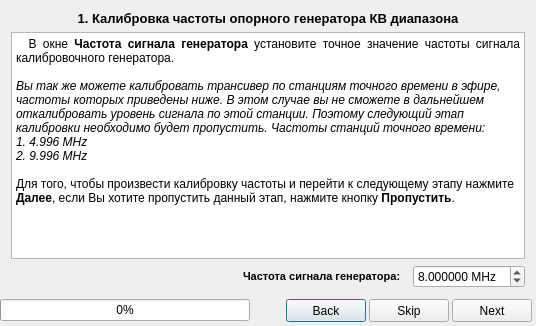
Before: the Qt Designer form CalibrateSC/Calibrator/Calibrator.ui in florintanasa/OpenExpertSDR, drawn with Qt 5.
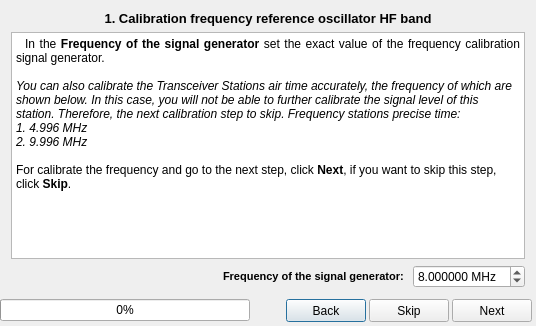
After: the same form once the commit is applied. The open tabs and pages were chosen to show the change.

Commit message: translate to english

Patch:
```diff
--- a/CalibrateSC/Calibrator/Calibrator.ui
+++ b/CalibrateSC/Calibrator/Calibrator.ui
@@ -68,7 +68,7 @@
 &lt;html&gt;&lt;head&gt;&lt;meta name=&quot;qrichtext&quot; content=&quot;1&quot; /&gt;&lt;style type=&quot;text/css&quot;&gt;
 p, li { white-space: pre-wrap; }
 &lt;/style&gt;&lt;/head&gt;&lt;body style=&quot; font-family:'MS Shell Dlg 2'; font-size:8.25pt; font-weight:400; font-style:normal;&quot;&gt;
-&lt;p align=&quot;center&quot; style=&quot; margin-top:0px; margin-bottom:0px; margin-left:0px; margin-right:0px; -qt-block-indent:0; text-indent:0px;&quot;&gt;&lt;span style=&quot; font-size:10pt; font-weight:600;&quot;&gt;1. Калибровка частоты опорного генератора КВ диапазона&lt;/span&gt;&lt;/p&gt;&lt;/body&gt;&lt;/html&gt;</string>
+&lt;p align=&quot;center&quot; style=&quot; margin-top:0px; margin-bottom:0px; margin-left:0px; margin-right:0px; -qt-block-indent:0; text-indent:0px;&quot;&gt;&lt;span style=&quot; font-size:10pt; font-weight:600;&quot;&gt;1. Calibration frequency reference oscillator HF band&lt;/span&gt;&lt;/p&gt;&lt;/body&gt;&lt;/html&gt;</string>
          </property>
         </widget>
        </item>
@@ -78,16 +78,16 @@
           <string>&lt;!DOCTYPE HTML PUBLIC &quot;-//W3C//DTD HTML 4.0//EN&quot; &quot;http://www.w3.org/TR/REC-html40/strict.dtd&quot;&gt;
 &lt;html&gt;&lt;head&gt;&lt;meta name=&quot;qrichtext&quot; content=&quot;1&quot; /&gt;&lt;style type=&quot;text/css&quot;&gt;
 p, li { white-space: pre-wrap; }
-&lt;/style&gt;&lt;/head&gt;&lt;body style=&quot; font-family:'MS Shell Dlg 2'; font-size:8.25pt; font-weight:400; font-style:normal;&quot;&gt;
-&lt;p align=&quot;justify&quot; style=&quot; margin-top:0px; margin-bottom:0px; margin-left:0px; margin-right:0px; -qt-block-indent:0; text-indent:0px;&quot;&gt;&lt;span style=&quot; font-size:9pt;&quot;&gt;  В окне &lt;/span&gt;&lt;span style=&quot; font-size:9pt; font-weight:600;&quot;&gt;Частота сигнала генератора&lt;/span&gt;&lt;span style=&quot; font-size:9pt;&quot;&gt; установите точное значение частоты сигнала калибровочного генератора.&lt;/span&gt;&lt;/p&gt;
-&lt;p style=&quot;-qt-paragraph-type:empty; margin-top:0px; margin-bottom:0px; margin-left:0px; margin-right:0px; -qt-block-indent:0; text-indent:0px; font-size:9pt;&quot;&gt;&lt;/p&gt;
-&lt;p style=&quot; margin-top:0px; margin-bottom:0px; margin-left:0px; margin-right:0px; -qt-block-indent:0; text-indent:0px;&quot;&gt;&lt;span style=&quot; font-size:9pt; font-style:italic;&quot;&gt;Вы так же можете калибровать трансивер по станциям точного времени в эфире, частоты которых приведены ниже. В этом случае вы не сможете в дальнейшем откалибровать уровень сигнала по этой станции. Поэтому следующий этап калибровки необходимо будет пропустить. Частоты станций точного времени:&lt;/span&gt;&lt;/p&gt;
-&lt;p style=&quot; margin-top:0px; margin-bottom:0px; margin-left:0px; margin-right:0px; -qt-block-indent:0; text-indent:0px;&quot;&gt;&lt;span style=&quot; font-size:9pt; font-style:italic;&quot;&gt;1. 4.996 MHz&lt;/span&gt;&lt;/p&gt;
-&lt;p style=&quot; margin-top:0px; margin-bottom:0px; margin-left:0px; margin-right:0px; -qt-block-indent:0; text-indent:0px;&quot;&gt;&lt;span style=&quot; font-size:9pt; font-style:italic;&quot;&gt;2. 9.996 MHz&lt;/span&gt;&lt;/p&gt;
-&lt;p style=&quot;-qt-paragraph-type:empty; margin-top:0px; margin-bottom:0px; margin-left:0px; margin-right:0px; -qt-block-indent:0; text-indent:0px; font-size:9pt; font-style:italic;&quot;&gt;&lt;/p&gt;
-&lt;p style=&quot; margin-top:0px; margin-bottom:0px; margin-left:0px; margin-right:0px; -qt-block-indent:0; text-indent:0px;&quot;&gt;&lt;span style=&quot; font-size:9pt;&quot;&gt;Для того, чтобы произвести калибровку частоты и перейти к следующему этапу нажмите &lt;/span&gt;&lt;span style=&quot; font-size:9pt; font-weight:600;&quot;&gt;Далее&lt;/span&gt;&lt;span style=&quot; font-size:9pt;&quot;&gt;, если Вы хотите пропустить данный этап, нажмите кнопку &lt;/span&gt;&lt;span style=&quot; font-size:9pt; font-weight:600;&quot;&gt;Пропустить&lt;/span&gt;&lt;span style=&quot; font-size:9pt;&quot;&gt;.&lt;/span&gt;&lt;/p&gt;
-&lt;p style=&quot;-qt-paragraph-type:empty; margin-top:0px; margin-bottom:0px; margin-left:0px; margin-right:0px; -qt-block-indent:0; text-indent:0px; font-size:8pt; font-style:italic;&quot;&gt;&lt;/p&gt;
-&lt;p style=&quot;-qt-paragraph-type:empty; margin-top:0px; margin-bottom:0px; margin-left:0px; margin-right:0px; -qt-block-indent:0; text-indent:0px; font-size:8pt; font-style:italic;&quot;&gt;&lt;/p&gt;&lt;/body&gt;&lt;/html&gt;</string>
+&lt;/style&gt;&lt;/head&gt;&lt;body style=&quot; font-family:'Oxygen-Sans'; font-size:10pt; font-weight:400; font-style:normal;&quot;&gt;
+&lt;p align=&quot;justify&quot; style=&quot; margin-top:0px; margin-bottom:0px; margin-left:0px; margin-right:0px; -qt-block-indent:0; text-indent:0px;&quot;&gt;&lt;span style=&quot; font-family:'MS Shell Dlg 2'; font-size:9pt;&quot;&gt;  In the &lt;/span&gt;&lt;span style=&quot; font-family:'MS Shell Dlg 2'; font-size:9pt; font-weight:600;&quot;&gt;Frequency of the signal generator&lt;/span&gt;&lt;span style=&quot; font-family:'MS Shell Dlg 2'; font-size:9pt;&quot;&gt; set the exact value of the frequency calibration signal generator.&lt;/span&gt;&lt;/p&gt;
+&lt;p style=&quot;-qt-paragraph-type:empty; margin-top:0px; margin-bottom:0px; margin-left:0px; margin-right:0px; -qt-block-indent:0; text-indent:0px; font-family:'MS Shell Dlg 2'; font-size:9pt;&quot;&gt;&lt;br /&gt;&lt;/p&gt;
+&lt;p style=&quot; margin-top:0px; margin-bottom:0px; margin-left:0px; margin-right:0px; -qt-block-indent:0; text-indent:0px;&quot;&gt;&lt;span style=&quot; font-family:'MS Shell Dlg 2'; font-size:9pt; font-style:italic;&quot;&gt;You can also calibrate the Transceiver Stations air time accurately, the frequency of which are shown below. In this case, you will not be able to further calibrate the signal level of this station. Therefore, the next calibration step to skip. Frequency stations precise time:&lt;/span&gt;&lt;/p&gt;
+&lt;p style=&quot; margin-top:0px; margin-bottom:0px; margin-left:0px; margin-right:0px; -qt-block-indent:0; text-indent:0px;&quot;&gt;&lt;span style=&quot; font-family:'MS Shell Dlg 2'; font-size:9pt; font-style:italic;&quot;&gt;1. 4.996 MHz&lt;/span&gt;&lt;/p&gt;
+&lt;p style=&quot; margin-top:0px; margin-bottom:0px; margin-left:0px; margin-right:0px; -qt-block-indent:0; text-indent:0px;&quot;&gt;&lt;span style=&quot; font-family:'MS Shell Dlg 2'; font-size:9pt; font-style:italic;&quot;&gt;2. 9.996 MHz&lt;/span&gt;&lt;/p&gt;
+&lt;p style=&quot;-qt-paragraph-type:empty; margin-top:0px; margin-bottom:0px; margin-left:0px; margin-right:0px; -qt-block-indent:0; text-indent:0px; font-family:'MS Shell Dlg 2'; font-size:9pt; font-style:italic;&quot;&gt;&lt;br /&gt;&lt;/p&gt;
+&lt;p style=&quot; margin-top:0px; margin-bottom:0px; margin-left:0px; margin-right:0px; -qt-block-indent:0; text-indent:0px;&quot;&gt;&lt;span style=&quot; font-family:'MS Shell Dlg 2'; font-size:9pt;&quot;&gt;For calibrate the frequency and go to the next step, click &lt;/span&gt;&lt;span style=&quot; font-family:'MS Shell Dlg 2'; font-size:9pt; font-weight:600;&quot;&gt;Next&lt;/span&gt;&lt;span style=&quot; font-family:'MS Shell Dlg 2'; font-size:9pt;&quot;&gt;, if you want to skip this step, click &lt;/span&gt;&lt;span style=&quot; font-family:'MS Shell Dlg 2'; font-size:9pt; font-weight:600;&quot;&gt;Skip&lt;/span&gt;&lt;span style=&quot; font-family:'MS Shell Dlg 2'; font-size:9pt;&quot;&gt;.&lt;/span&gt;&lt;/p&gt;
+&lt;p style=&quot;-qt-paragraph-type:empty; margin-top:0px; margin-bottom:0px; margin-left:0px; margin-right:0px; -qt-block-indent:0; text-indent:0px; font-family:'MS Shell Dlg 2'; font-size:8pt; font-style:italic;&quot;&gt;&lt;br /&gt;&lt;/p&gt;
+&lt;p style=&quot;-qt-paragraph-type:empty; margin-top:0px; margin-bottom:0px; margin-left:0px; margin-right:0px; -qt-block-indent:0; text-indent:0px; font-family:'MS Shell Dlg 2'; font-size:8pt; font-style:italic;&quot;&gt;&lt;br /&gt;&lt;/p&gt;&lt;/body&gt;&lt;/html&gt;</string>
          </property>
         </widget>
        </item>
@@ -113,7 +113,7 @@
 &lt;html&gt;&lt;head&gt;&lt;meta name=&quot;qrichtext&quot; content=&quot;1&quot; /&gt;&lt;style type=&quot;text/css&quot;&gt;
 p, li { white-space: pre-wrap; }
 &lt;/style&gt;&lt;/head&gt;&lt;body style=&quot; font-family:'MS Shell Dlg 2'; font-size:8.25pt; font-weight:400; font-style:normal;&quot;&gt;
-&lt;p style=&quot; margin-top:0px; margin-bottom:0px; margin-left:0px; margin-right:0px; -qt-block-indent:0; text-indent:0px;&quot;&gt;&lt;span style=&quot; font-size:8pt; font-weight:600;&quot;&gt;Частота сигнала генератора:  &lt;/span&gt;&lt;/p&gt;&lt;/body&gt;&lt;/html&gt;</string>
+&lt;p style=&quot; margin-top:0px; margin-bottom:0px; margin-left:0px; margin-right:0px; -qt-block-indent:0; text-indent:0px;&quot;&gt;&lt;span style=&quot; font-size:8pt; font-weight:600;&quot;&gt;Frequency of the signal generator: &lt;/span&gt;&lt;/p&gt;&lt;/body&gt;&lt;/html&gt;</string>
            </property>
           </widget>
          </item>
```
Left out of the diff: 123 changed lines with no effect on the pictures.
